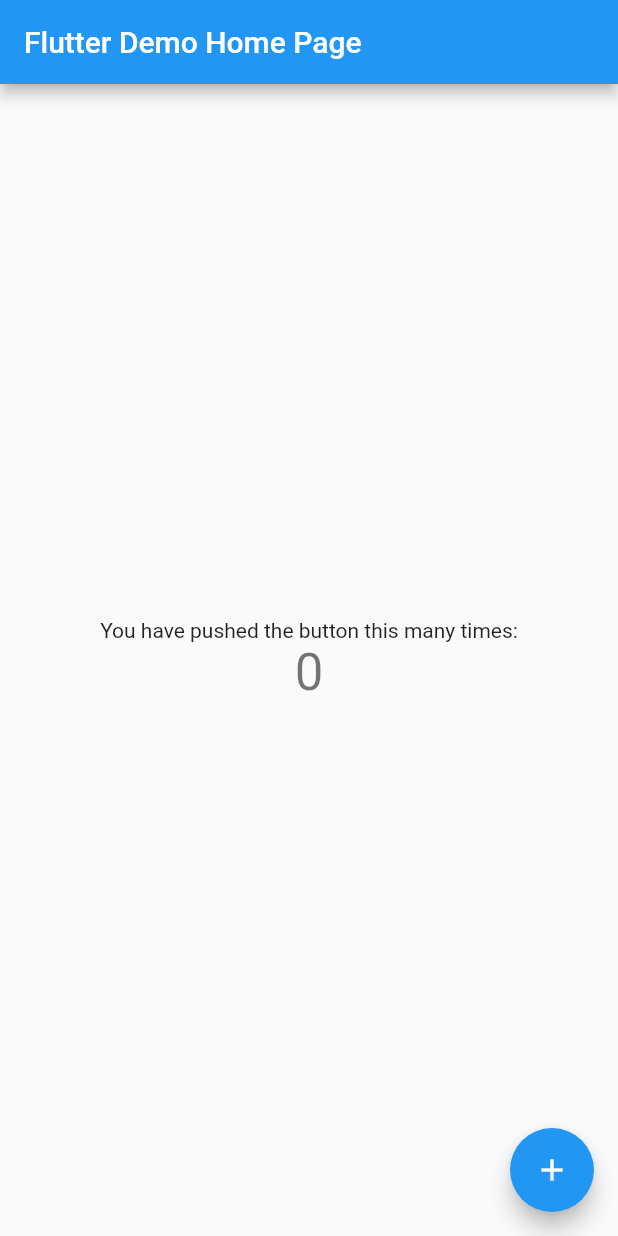
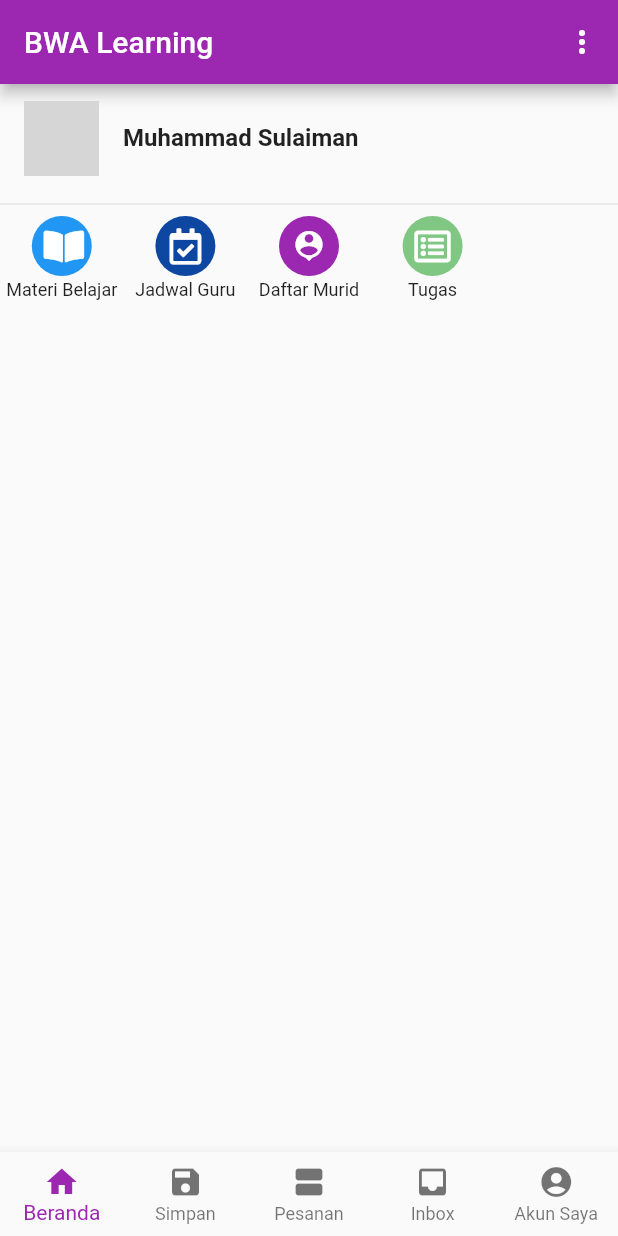
Before and after one commit to Elvian-DissoLver/bwa_learning, a Flutter app: the screen it shows after launch, on a phone screen of 412 x 824 dp. Run offline on Flutter 3.47's test engine with Material 2 defaults, Android fonts, the phone set to English and light mode, and no system bars; our stand-ins replace font_awesome_flutter; network calls fail; grey boxes are pictures that could not be loaded.

Commit message:
- add HomePage and Beranda - add menuUtama

```diff
--- /dev/null
+++ b/lib/MyHomePage.dart
@@ -0,0 +1,68 @@
+import 'package:bwa_learning/pages/beranda/Beranda.dart';
+import 'package:bwa_learning/pages/inbox.dart';
+import 'package:bwa_learning/pages/pesanan.dart';
+import 'package:bwa_learning/pages/profile.dart';
+import 'package:bwa_learning/pages/simpan.dart';
+import 'package:flutter/cupertino.dart';
+import 'package:flutter/material.dart';
+
+class MyHomePage extends StatefulWidget {
+  MyHomePage({Key key, this.title}) : super(key: key);
+
+  final String title;
+
+  @override
+  _MyHomePageState createState() => _MyHomePageState();
+}
+
+class _MyHomePageState extends State<MyHomePage> {
+
+  int _seletedIndex = 0;
+  final _layoutPage = [
+    Beranda(),
+    Simpan(),
+    Pesanan(),
+    Inbox(),
+    Profile()
+  ];
+
+  void _onTabItem(int index){
+    setState(() {
+      _seletedIndex = index;
+    });
+  }
+
+  @override
+  Widget build(BuildContext context) {
+    return Scaffold(
+      body: _layoutPage.elementAt(_seletedIndex),
+      bottomNavigationBar: BottomNavigationBar(
+        items: <BottomNavigationBarItem>[
+          BottomNavigationBarItem(
+            icon: Icon(Icons.home),
+            title: Text('Beranda'),
+          ),
+          BottomNavigationBarItem(
+              icon: Icon(Icons.save),
+              title: Text('Simpan')
+          ),
+          BottomNavigationBarItem(
+              icon: Icon(Icons.view_agenda),
+              title: Text('Pesanan')
+          ),
+          BottomNavigationBarItem(
+              icon: Icon(Icons.inbox),
+              title: Text('Inbox')
+          ),
+          BottomNavigationBarItem(
+              icon: Icon(Icons.account_circle),
+              title: Text('Akun Saya')
+          ),
+        ],
+        type: BottomNavigationBarType.fixed,
+        currentIndex: _seletedIndex,
+        onTap: _onTabItem,
+      ),
+    );
+  }
+}
--- a/lib/main.dart
+++ b/lib/main.dart
@@ -1,111 +1,48 @@
+import 'package:bwa_learning/scoped_models/app_model.dart';
 import 'package:flutter/material.dart';
+import 'package:bwa_learning/pages/pesanan.dart';
+import 'package:scoped_model/scoped_model.dart';
 
-void main() => runApp(MyApp());
+import 'MyHomePage.dart';
 
-class MyApp extends StatelessWidget {
-  // This widget is the root of your application.
+void main() async => runApp(BWALearning());
+
+class BWALearning extends StatefulWidget {
   @override
-  Widget build(BuildContext context) {
-    return MaterialApp(
-      title: 'Flutter Demo',
-      theme: ThemeData(
-        // This is the theme of your application.
-        //
-        // Try running your application with "flutter run". You'll see the
-        // application has a blue toolbar. Then, without quitting the app, try
-        // changing the primarySwatch below to Colors.green and then invoke
-        // "hot reload" (press "r" in the console where you ran "flutter run",
-        // or simply save your changes to "hot reload" in a Flutter IDE).
-        // Notice that the counter didn't reset back to zero; the application
-        // is not restarted.
-        primarySwatch: Colors.blue,
-      ),
-      home: MyHomePage(title: 'Flutter Demo Home Page'),
-    );
+  State<StatefulWidget> createState() {
+    return _BWALearningState();
   }
 }
 
-class MyHomePage extends StatefulWidget {
-  MyHomePage({Key key, this.title}) : super(key: key);
+class _BWALearningState extends State<BWALearning> {
+  AppModel _model;
+  @override
+  void initState() {
+    _model = AppModel();
 
-  // This widget is the home page of your application. It is stateful, meaning
-  // that it has a State object (defined below) that contains fields that affect
-  // how it looks.
-
-  // This class is the configuration for the state. It holds the values (in this
-  // case the title) provided by the parent (in this case the App widget) and
-  // used by the build method of the State. Fields in a Widget subclass are
-  // always marked "final".
-
-  final String title;
-
-  @override
-  _MyHomePageState createState() => _MyHomePageState();
-}
-
-class _MyHomePageState extends State<MyHomePage> {
-  int _counter = 0;
-
-  void _incrementCounter() {
-    setState(() {
-      // This call to setState tells the Flutter framework that something has
-      // changed in this State, which causes it to rerun the build method below
-      // so that the display can reflect the updated values. If we changed
-      // _counter without calling setState(), then the build method would not be
-      // called again, and so nothing would appear to happen.
-      _counter++;
-    });
+    super.initState();
   }
 
   @override
   Widget build(BuildContext context) {
-    // This method is rerun every time setState is called, for instance as done
-    // by the _incrementCounter method above.
-    //
-    // The Flutter framework has been optimized to make rerunning build methods
-    // fast, so that you can just rebuild anything that needs updating rather
-    // than having to individually change instances of widgets.
-    return Scaffold(
-      appBar: AppBar(
-        // Here we take the value from the MyHomePage object that was created by
-        // the App.build method, and use it to set our appbar title.
-        title: Text(widget.title),
+    return ScopedModel<AppModel>(
+      model: _model,
+      child: MaterialApp(
+        title: 'Note.Ku',
+        theme: ThemeData(
+          primarySwatch: Colors.purple,
+        ),
+
+        routes: {
+          '/': (BuildContext context) => MyHomePage(),
+        },
+        onUnknownRoute: (RouteSettings settings) {
+          return MaterialPageRoute(
+            builder: (BuildContext context) =>
+                MyHomePage(),
+          );
+        },
       ),
-      body: Center(
-        // Center is a layout widget. It takes a single child and positions it
-        // in the middle of the parent.
-        child: Column(
-          // Column is also a layout widget. It takes a list of children and
-          // arranges them vertically. By default, it sizes itself to fit its
-          // children horizontally, and tries to be as tall as its parent.
-          //
-          // Invoke "debug painting" (press "p" in the console, choose the
-          // "Toggle Debug Paint" action from the Flutter Inspector in Android
-          // Studio, or the "Toggle Debug Paint" command in Visual Studio Code)
-          // to see the wireframe for each widget.
-          //
-          // Column has various properties to control how it sizes itself and
-          // how it positions its children. Here we use mainAxisAlignment to
-          // center the children vertically; the main axis here is the vertical
-          // axis because Columns are vertical (the cross axis would be
-          // horizontal).
-          mainAxisAlignment: MainAxisAlignment.center,
-          children: <Widget>[
-            Text(
-              'You have pushed the button this many times:',
-            ),
-            Text(
-              '$_counter',
-              style: Theme.of(context).textTheme.display1,
-            ),
-          ],
-        ),
-      ),
-      floatingActionButton: FloatingActionButton(
-        onPressed: _incrementCounter,
-        tooltip: 'Increment',
-        child: Icon(Icons.add),
-      ), // This trailing comma makes auto-formatting nicer for build methods.
     );
   }
 }
--- /dev/null
+++ b/lib/pages/beranda/Beranda.dart
@@ -0,0 +1,66 @@
+
+import 'package:bwa_learning/scoped_models/app_model.dart';
+import 'package:bwa_learning/widgets/ui_elements/Akun.dart';
+import 'package:bwa_learning/widgets/ui_elements/MenuUtama.dart';
+import 'package:flutter/material.dart';
+import 'package:scoped_model/scoped_model.dart';
+
+class Beranda extends StatefulWidget {
+  @override
+  _BerandaState createState() => _BerandaState();
+}
+
+class _BerandaState extends State<Beranda> {
+
+  Widget _buildAppBar(AppModel model) {
+    return AppBar(
+      title: Text('BWA Learning'),
+      actions: <Widget>[
+        PopupMenuButton<String>(
+          onSelected: (String choice) {
+            switch (choice) {
+              case 'Settings':
+                Navigator.pushNamed(context, '/settings');
+            }
+          },
+          itemBuilder: (BuildContext context) {
+            return [
+              PopupMenuItem<String>(
+                value: 'Settings',
+                child: Text('Settings'),
+              )
+            ];
+          },
+        ),
+      ],
+    );
+  }
+
+  Widget _buildPageContent(AppModel model) {
+    return Scaffold(
+      appBar: _buildAppBar(model),
+      body: ListView(
+        children: <Widget>[
+          Akun(),
+          Divider(),
+          MenuUtama(),
+        ],
+      ),
+    );
+  }
+
+  @override
+  Widget build(BuildContext context) {
+    return ScopedModelDescendant<AppModel>(
+      builder: (BuildContext context, Widget child, AppModel model) {
+        Stack stack = Stack(
+          children: <Widget>[
+            _buildPageContent(model),
+          ],
+        );
+
+        return stack;
+      },
+    );
+  }
+}
--- /dev/null
+++ b/lib/pages/inbox.dart
@@ -0,0 +1,15 @@
+import 'package:flutter/material.dart';
+
+class Inbox extends StatefulWidget {
+  @override
+  _InboxState createState() => _InboxState();
+}
+
+class _InboxState extends State<Inbox> {
+  @override
+  Widget build(BuildContext context) {
+    return Center(
+      child: Text('Inbox'),
+    );
+  }
+}
--- /dev/null
+++ b/lib/pages/pesanan.dart
@@ -0,0 +1,15 @@
+import 'package:flutter/material.dart';
+
+class Pesanan extends StatefulWidget {
+  @override
+  _PesananState createState() => _PesananState();
+}
+
+class _PesananState extends State<Pesanan> {
+  @override
+  Widget build(BuildContext context) {
+    return Center(
+      child: Text('Pesanan'),
+    );
+  }
+}
--- /dev/null
+++ b/lib/pages/simpan.dart
@@ -0,0 +1,15 @@
+import 'package:flutter/material.dart';
+
+class Simpan extends StatefulWidget {
+  @override
+  _SimpanState createState() => _SimpanState();
+}
+
+class _SimpanState extends State<Simpan> {
+  @override
+  Widget build(BuildContext context) {
+    return Center(
+      child: Text('Simpan'),
+    );
+  }
+}
--- /dev/null
+++ b/lib/scoped_models/app_model.dart
@@ -0,0 +1,3 @@
+import 'package:scoped_model/scoped_model.dart';
+
+class AppModel extends Model {}
--- /dev/null
+++ b/lib/widgets/ui_elements/Akun.dart
@@ -0,0 +1,29 @@
+import 'package:flutter/cupertino.dart';
+import 'package:flutter/material.dart';
+
+class Akun extends StatelessWidget {
+  @override
+  Widget build(BuildContext context) {
+    return Padding(
+      padding: const EdgeInsets.symmetric(vertical: 8.0),
+      child: ListTile(
+        leading: Container(
+          width: 50.0,
+          height: 50.0,
+          decoration: BoxDecoration(
+              shape: BoxShape.circle,
+              image: DecorationImage(
+                  fit: BoxFit.fill,
+                  image: NetworkImage(
+                      "https://source.unsplash.com/ZHvM3XIOHoE"
+                  )
+              ),
+          ),
+        ),
+        title: Text('Muhammad Sulaiman', style: TextStyle(fontWeight: FontWeight.bold),
+        ),
+
+      ),
+    );
+  }
+}
--- /dev/null
+++ b/lib/widgets/ui_elements/MenuUtama.dart
@@ -0,0 +1,113 @@
+import 'package:bwa_learning/pages/beranda/Beranda.dart';
+import 'package:bwa_learning/pages/pesanan.dart';
+import 'package:bwa_learning/pages/simpan.dart';
+import 'package:flutter/cupertino.dart';
+import 'package:flutter/material.dart';
+import 'package:font_awesome_flutter/font_awesome_flutter.dart';
+
+import 'MenuUtamaItem.dart';
+
+class MenuUtama extends StatelessWidget {
+  @override
+  Widget build(BuildContext context) {
+    return GridView.count(
+      shrinkWrap: true,
+      crossAxisCount: 5,
+      children: <Widget>[
+        MenuUtamaItem(
+            title: 'Materi Belajar',
+            icon: (FontAwesomeIcons.bookOpen),
+            colorBox: Colors.blue,
+            iconColor: Colors.white,
+            onPressed: () {}
+        ),
+        MenuUtamaItem(
+            title: 'Jadwal Guru',
+            icon: (FontAwesomeIcons.calendarCheck),
+            colorBox: Colors.blue[900],
+            iconColor: Colors.white,
+            onPressed: () {}
+        ),
+        MenuUtamaItem(
+            title: 'Daftar Murid',
+            icon: Icons.person_pin,
+            colorBox: Colors.purple,
+            iconColor: Colors.white,
+            onPressed: () {}
+        ),
+        MenuUtamaItem(
+            title: 'Tugas',
+            icon: (FontAwesomeIcons.listAlt),
+            colorBox: Colors.green[300],
+            iconColor: Colors.white,
+            onPressed: () {}
+        ),
+      ],
+    );
+  }
+}
+List<MenuUtamaItem> menuUtamaItem = [
+  MenuUtamaItem(
+    title: 'Tiket Pesawat',
+    icon: Icons.flight,
+    colorBox: Colors.blue,
+    iconColor: Colors.white,
+    onPressed: () => print('loop')
+  ),
+  MenuUtamaItem(
+    title: 'Hotel',
+    icon: Icons.hotel,
+    colorBox: Colors.blue[900],
+    iconColor: Colors.white,
+    onPressed: () =>
+      Pesanan(),
+  ),
+  MenuUtamaItem(
+    title: 'Pesawat + Hotel',
+    icon: Icons.flight_land,
+    colorBox: Colors.purple,
+    iconColor: Colors.white,
+  ),
+  MenuUtamaItem(
+    title: 'Al - Quran',
+    icon:(FontAwesomeIcons.quran),
+    colorBox: Colors.green[300],
+    iconColor: Colors.white,
+  ),
+  MenuUtamaItem(
+    title: 'Kuliner',
+    icon: Icons.local_dining,
+    colorBox: Colors.orange,
+    iconColor: Colors.white,
+  ),
+  MenuUtamaItem(
+    title: 'Tiket Kereta Api',
+    icon: Icons.train,
+    colorBox: Colors.orange[300],
+    iconColor: Colors.white,
+  ),
+  MenuUtamaItem(
+    title: 'Tiket Bus & Travel',
+    icon: Icons.directions_bus,
+    colorBox: Colors.green,
+    iconColor: Colors.white,
+  ),
+  MenuUtamaItem(
+    title: 'Transportasi Bandara',
+    icon: Icons.local_taxi,
+    colorBox: Colors.blue [300],
+    iconColor: Colors.white,
+  ),
+  MenuUtamaItem(
+    title: 'Rental Mobil',
+    icon: Icons.directions_car,
+    colorBox: Colors.green[900],
+    iconColor: Colors.white,
+  ),
+  MenuUtamaItem(
+    title: 'Semua Produk',
+    icon: Icons.blur_on,
+    colorBox: Colors.grey,
+    iconColor: Colors.black,
+  ),
+];
--- /dev/null
+++ b/lib/widgets/ui_elements/MenuUtamaItem.dart
@@ -0,0 +1,37 @@
+import 'package:flutter/cupertino.dart';
+import 'package:flutter/material.dart';
+
+class MenuUtamaItem extends StatelessWidget {
+  MenuUtamaItem({this.title, this.icon, this.colorBox, this.iconColor, this.onPressed});
+  final String title;
+  final IconData icon;
+  final Color colorBox,iconColor;
+  final Function onPressed;
+  @override
+  Widget build(BuildContext context) {
+    return GestureDetector(
+      onTap: (){},
+      child: Column(
+        children: <Widget>[
+          Container(
+            height: 40.0,
+            width: 40.0,
+            decoration: BoxDecoration(
+                color: colorBox,
+                shape: BoxShape.circle
+            ),
+            child: RawMaterialButton(
+              shape: CircleBorder(),
+              onPressed: onPressed,
+              child: Icon(icon, color: iconColor,),
+            ),
+          ),
+          Padding(
+            padding: const EdgeInsets.only(top: 2.0),
+            child: Text(title, style: TextStyle(fontSize: 12.0, ), textAlign: TextAlign.center,),
+          )
+        ],
+      ),
+    );
+  }
+}
--- a/pubspec.yaml
+++ b/pubspec.yaml
@@ -19,10 +19,12 @@ environment:
 dependencies:
   flutter:
     sdk: flutter
-
+  material_design_icons_flutter: ^3.2.4495
+  font_awesome_flutter: ^8.2.0
   # The following adds the Cupertino Icons font to your application.
   # Use with the CupertinoIcons class for iOS style icons.
   cupertino_icons: ^0.1.2
+  scoped_model:
 
 dev_dependencies:
   flutter_test:
```
Also changed, not shown: lib/pages/profile.dart (added, +15 -0 lines), pubspec.lock, 1 other file.
